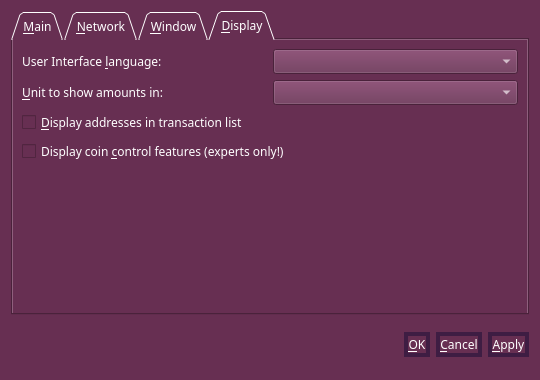
talkcoin/talkcoin-wallet, file src/qt/forms/optionsdialog.ui: the form before one commit.
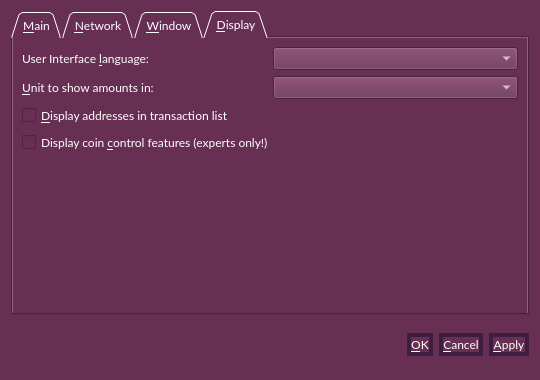
The form after the commit. Custom widgets are drawn as their Qt base class.

Diff of the .ui file:
```diff
--- a/src/qt/forms/optionsdialog.ui
+++ b/src/qt/forms/optionsdialog.ui
@@ -12,7 +12,7 @@
   </property>
   <property name="font">
    <font>
-    <family>Gill Sans MT</family>
+    <family>Lato</family>
     <pointsize>9</pointsize>
    </font>
   </property>
@@ -498,7 +498,7 @@
           <widget class="QLabel" name="langLabel">
            <property name="font">
             <font>
-             <family>Gill Sans MT</family>
+             <family>Lato</family>
              <pointsize>9</pointsize>
             </font>
            </property>
@@ -529,7 +529,7 @@
           <widget class="QValueComboBox" name="lang">
            <property name="font">
             <font>
-             <family>Gill Sans MT</family>
+             <family>Lato</family>
              <pointsize>9</pointsize>
             </font>
            </property>
@@ -558,7 +558,7 @@
           <widget class="QLabel" name="unitLabel">
            <property name="font">
             <font>
-             <family>Gill Sans MT</family>
+             <family>Lato</family>
              <pointsize>9</pointsize>
             </font>
            </property>
@@ -589,7 +589,7 @@
           <widget class="QValueComboBox" name="unit">
            <property name="font">
             <font>
-             <family>Gill Sans MT</family>
+             <family>Lato</family>
              <pointsize>9</pointsize>
             </font>
            </property>
@@ -616,7 +616,7 @@
         <widget class="QCheckBox" name="displayAddresses">
          <property name="font">
           <font>
-           <family>Gill Sans MT</family>
+           <family>Lato</family>
            <pointsize>9</pointsize>
           </font>
          </property>
@@ -644,7 +644,7 @@
         <widget class="QCheckBox" name="coinControlFeatures">
          <property name="font">
           <font>
-           <family>Gill Sans MT</family>
+           <family>Lato</family>
            <pointsize>9</pointsize>
           </font>
          </property>
@@ -736,7 +736,7 @@
       <widget class="QPushButton" name="okButton">
        <property name="font">
         <font>
-         <family>Gill Sans MT</family>
+         <family>Lato</family>
          <pointsize>9</pointsize>
         </font>
        </property>
@@ -764,7 +764,7 @@
       <widget class="QPushButton" name="cancelButton">
        <property name="font">
         <font>
-         <family>Gill Sans MT</family>
+         <family>Lato</family>
          <pointsize>9</pointsize>
         </font>
        </property>
@@ -795,7 +795,7 @@
       <widget class="QPushButton" name="applyButton">
        <property name="font">
         <font>
-         <family>Gill Sans MT</family>
+         <family>Lato</family>
          <pointsize>9</pointsize>
         </font>
        </property>
```
Left out of the diff: 46 changed lines with no effect on the pictures.
